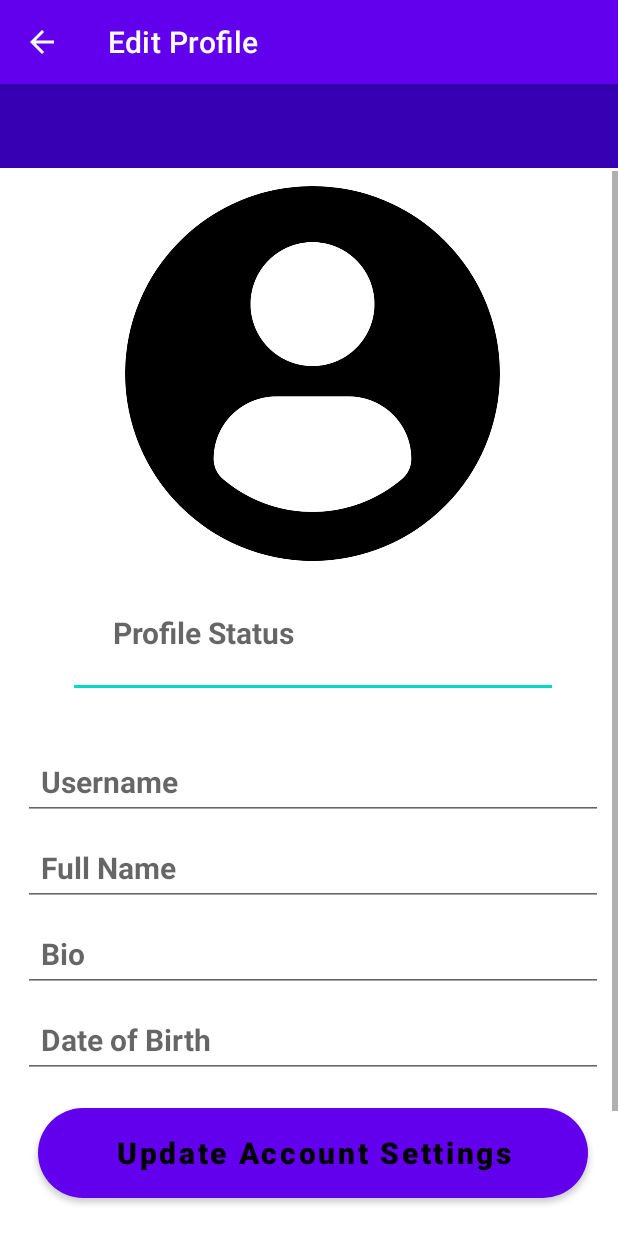
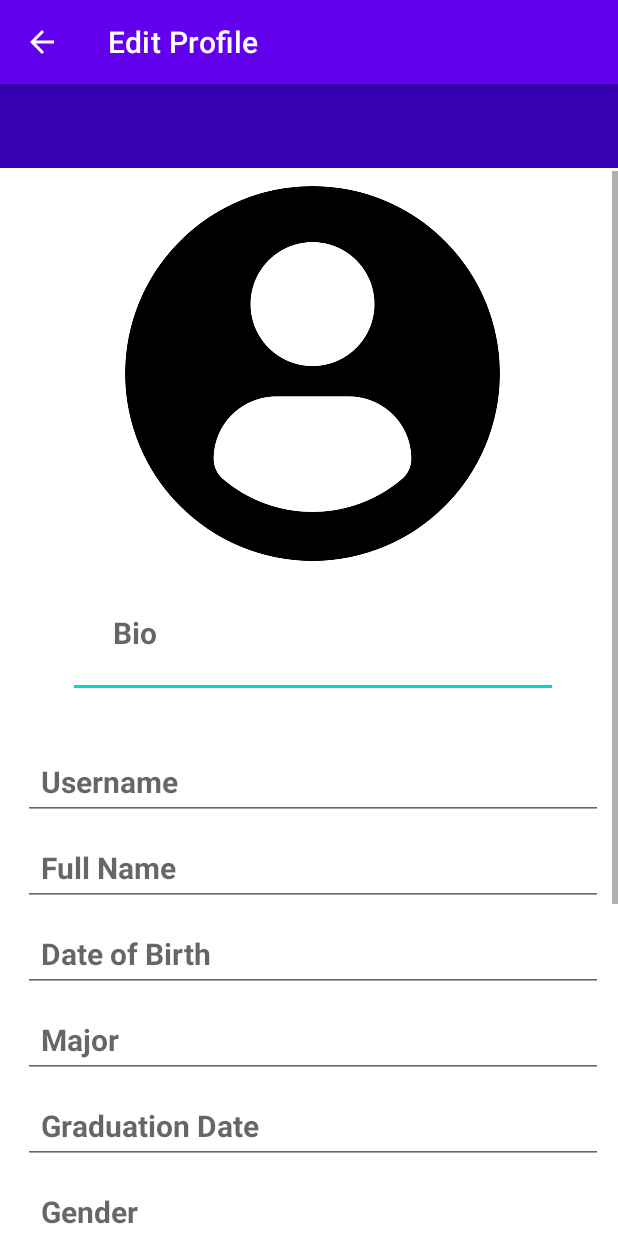
Before and after one commit to aayuneema/PurdueCircle307, an Android app: the SettingsActivity screen opened directly, with no data from a screen before it, on a phone screen of 412 x 824 dp. Run offline under Robolectric (Android 15) with nearby library versions, the phone set to English and light mode, and no system bars; our stand-ins replace CircleImageView, Firebase (no records; nobody signed in at launch, a user with empty details on screens opened directly).

Commit message:
additional fields for profile

```diff
--- a/app/src/main/java/com/example/purduecircle307/SettingsActivity.java
+++ b/app/src/main/java/com/example/purduecircle307/SettingsActivity.java
@@ -31,7 +31,7 @@ import java.util.HashMap;
 public class SettingsActivity extends AppCompatActivity {
 
     private Toolbar mToolbar;
-    private EditText userName, userProfname, userBio, userDob;
+    private EditText userName, userProfname, userBio, userDob, userMajor, userGender, userCountry, userGraduationDate;
     private Button UpdateAccountSettingsButton;
     private Button deleteAccountButton;
     private CircleImageView userProfImage;
@@ -59,8 +59,12 @@ public class SettingsActivity extends AppCompatActivity {
 
         userName = (EditText) findViewById(R.id.settings_username);
         userProfname = (EditText) findViewById(R.id.settings_profile_full_name);
-        userBio = (EditText) findViewById(R.id.settings_bio);
+        userBio = (EditText) findViewById(R.id.settings_status);
         userDob = (EditText) findViewById(R.id.settings_dob);
+        userMajor = (EditText) findViewById(R.id.settings_major);
+        userGender = (EditText) findViewById(R.id.settings_Gender);
+        userCountry = (EditText) findViewById(R.id.settings_Country);
+        userGraduationDate = (EditText) findViewById(R.id.settings_graduationDate);
         userProfImage = (CircleImageView) findViewById(R.id.settings_profile_image);
         UpdateAccountSettingsButton = (Button) findViewById(R.id.update_account_settings_buttons);
         deleteAccountButton = (Button) findViewById(R.id.delete_account_settings_buttons);
@@ -74,12 +78,20 @@ public class SettingsActivity extends AppCompatActivity {
                     String myName = dataSnapshot.child("name").getValue().toString();
                     String myBio = dataSnapshot.child("bio").getValue().toString();
                     String myDob = dataSnapshot.child("dob").getValue().toString();
+                    String myMajor = dataSnapshot.child("major").getValue().toString();
+                    String mygraduationDate = dataSnapshot.child("graduationDate").getValue().toString();
+                    String myGender = dataSnapshot.child("gender").getValue().toString();
+                    String myCountry = dataSnapshot.child("country").getValue().toString();
 
                     //Picasso.with(SettingsActivity.this).load(myProfileImage).placeholder(R.drawable.profile).into(userProfImage);
                     userName.setText(myUsername);
                     userProfname.setText(myName);
                     userBio.setText(myBio);
                     userDob.setText(myDob);
+                    userMajor.setText(myMajor);
+                    userGender.setText(myGender);
+                    userCountry.setText(myCountry);
+                    userGraduationDate.setText(mygraduationDate);
 
                 }
             }
@@ -121,6 +133,10 @@ public class SettingsActivity extends AppCompatActivity {
         String name = userProfname.getText().toString();
         String bio = userBio.getText().toString();
         String dob = userDob.getText().toString();
+        String major = userMajor.getText().toString();
+        String graduationDate = userGraduationDate.getText().toString();
+        String gender = userGender.getText().toString();
+        String country = userCountry.getText().toString();
         //add profile image once variable added to firebase
 
         if (TextUtils.isEmpty(username)){
@@ -132,16 +148,21 @@ public class SettingsActivity extends AppCompatActivity {
         } else if (TextUtils.isEmpty(dob)){
             Toast.makeText(this,"Please write your date of birth.", Toast.LENGTH_SHORT).show();
         } else {
-            UpdateAccountInfo(username, name, bio, dob);
+            UpdateAccountInfo(username, name, bio, dob, major, graduationDate, gender, country );
         }
     }
 
-    private void UpdateAccountInfo(String username, String name, String bio, String dob) {
+    private void UpdateAccountInfo(String username, String name, String bio, String dob, String major, String graduationDate, String gender, String country ) {
         HashMap userMap = new HashMap();
         userMap.put("username", username);
         userMap.put("name", name);
         userMap.put("bio", bio);
         userMap.put("dob", dob);
+        userMap.put("major", "Major");
+        userMap.put("graduationDate", "Graduation Date");
+        userMap.put("gender", "Gender");
+        userMap.put("country", "Country");
+        userMap.put("profileImage", "Profile Image");
 
         SettingsuserRef.updateChildren(userMap).addOnCompleteListener(new OnCompleteListener() {
             @Override
--- a/app/src/main/res/layout/activity_login.xml
+++ b/app/src/main/res/layout/activity_login.xml
@@ -24,7 +24,7 @@
         android:layout_height="wrap_content"
         android:layout_alignParentStart="true"
         android:layout_alignParentBottom="true"
-        android:layout_marginStart="19dp"
+        android:layout_marginStart="18dp"
         android:layout_marginBottom="317dp"
         android:ems="10"
         android:hint="Email"
@@ -34,7 +34,7 @@
 
     <EditText
         android:id="@+id/login_Password"
-        android:layout_width="357dp"
+        android:layout_width="354dp"
         android:layout_height="wrap_content"
         android:layout_alignParentStart="true"
         android:layout_alignParentBottom="true"
--- a/app/src/main/res/layout/activity_settings.xml
+++ b/app/src/main/res/layout/activity_settings.xml
@@ -41,7 +41,7 @@
                 android:layout_marginLeft="40dp"
                 android:layout_marginTop="4dp"
                 android:layout_marginRight="40dp"
-                android:hint="Profile Status"
+                android:hint="Bio"
                 android:padding="30dp"
                 android:textColor="@android:color/background_dark"
                 android:textSize="20sp"
@@ -76,24 +76,10 @@
                 android:textStyle="bold" />
 
             <EditText
-                android:id="@+id/settings_bio"
+                android:id="@+id/settings_dob"
                 android:layout_width="match_parent"
                 android:layout_height="match_parent"
                 android:layout_below="@+id/settings_profile_full_name"
-                android:layout_marginLeft="10dp"
-                android:layout_marginTop="6dp"
-                android:layout_marginRight="10dp"
-                android:hint="Bio"
-                android:padding="12dp"
-                android:textColor="@android:color/background_dark"
-                android:textSize="20sp"
-                android:textStyle="bold" />
-
-            <EditText
-                android:id="@+id/settings_dob"
-                android:layout_width="match_parent"
-                android:layout_height="match_parent"
-                android:layout_below="@+id/settings_bio"
                 android:layout_marginLeft="10dp"
                 android:layout_marginTop="6dp"
                 android:layout_marginRight="10dp"
@@ -103,11 +89,67 @@
                 android:textSize="20sp"
                 android:textStyle="bold" />
 
+            <EditText
+                android:id="@+id/settings_major"
+                android:layout_width="match_parent"
+                android:layout_height="match_parent"
+                android:layout_below="@+id/settings_dob"
+                android:layout_marginLeft="10dp"
+                android:layout_marginTop="6dp"
+                android:layout_marginRight="10dp"
+                android:hint="Major"
+                android:padding="12dp"
+                android:textColor="@android:color/background_dark"
+                android:textSize="20sp"
+                android:textStyle="bold" />
+
+            <EditText
+                android:id="@+id/settings_graduationDate"
+                android:layout_width="match_parent"
+                android:layout_height="match_parent"
+                android:layout_below="@+id/settings_major"
+                android:layout_marginLeft="10dp"
+                android:layout_marginTop="6dp"
+                android:layout_marginRight="10dp"
+                android:hint="Graduation Date"
+                android:padding="12dp"
+                android:textColor="@android:color/background_dark"
+                android:textSize="20sp"
+                android:textStyle="bold" />
+
+            <EditText
+                android:id="@+id/settings_Gender"
+                android:layout_width="match_parent"
+                android:layout_height="match_parent"
+                android:layout_below="@+id/settings_graduationDate"
+                android:layout_marginLeft="10dp"
+                android:layout_marginTop="6dp"
+                android:layout_marginRight="10dp"
+                android:hint="Gender"
+                android:padding="12dp"
+                android:textColor="@android:color/background_dark"
+                android:textSize="20sp"
+                android:textStyle="bold" />
+
+            <EditText
+                android:id="@+id/settings_Country"
+                android:layout_width="match_parent"
+                android:layout_height="match_parent"
+                android:layout_below="@+id/settings_Gender"
+                android:layout_marginLeft="10dp"
+                android:layout_marginTop="6dp"
+                android:layout_marginRight="10dp"
+                android:hint="Country"
+                android:padding="12dp"
+                android:textColor="@android:color/background_dark"
+                android:textSize="20sp"
+                android:textStyle="bold" />
+
             <Button
                 android:id="@+id/update_account_settings_buttons"
                 android:layout_width="match_parent"
                 android:layout_height="60dp"
-                android:layout_below="@+id/settings_dob"
+                android:layout_below="@+id/settings_Country"
                 android:layout_marginStart="20dp"
                 android:layout_marginTop="20dp"
                 android:layout_marginEnd="20dp"
@@ -125,7 +167,7 @@
                 android:layout_height="60dp"
                 android:layout_below="@+id/update_account_settings_buttons"
                 android:layout_marginStart="20dp"
-                android:layout_marginTop="20dp"
+                android:layout_marginTop="75dp"
                 android:layout_marginEnd="20dp"
                 android:layout_marginBottom="20dp"
                 android:background="@drawable/button"
@@ -136,7 +178,6 @@
                 android:textStyle="bold" />
 
 
-
         </RelativeLayout>
 </ScrollView>
 
```
Also changed, not shown: app/src/main/java/com/example/purduecircle307/ProfileActivity.java (+7 -2 lines), app/src/main/res/layout/activity_delete_account.xml (+16 -13 lines).
